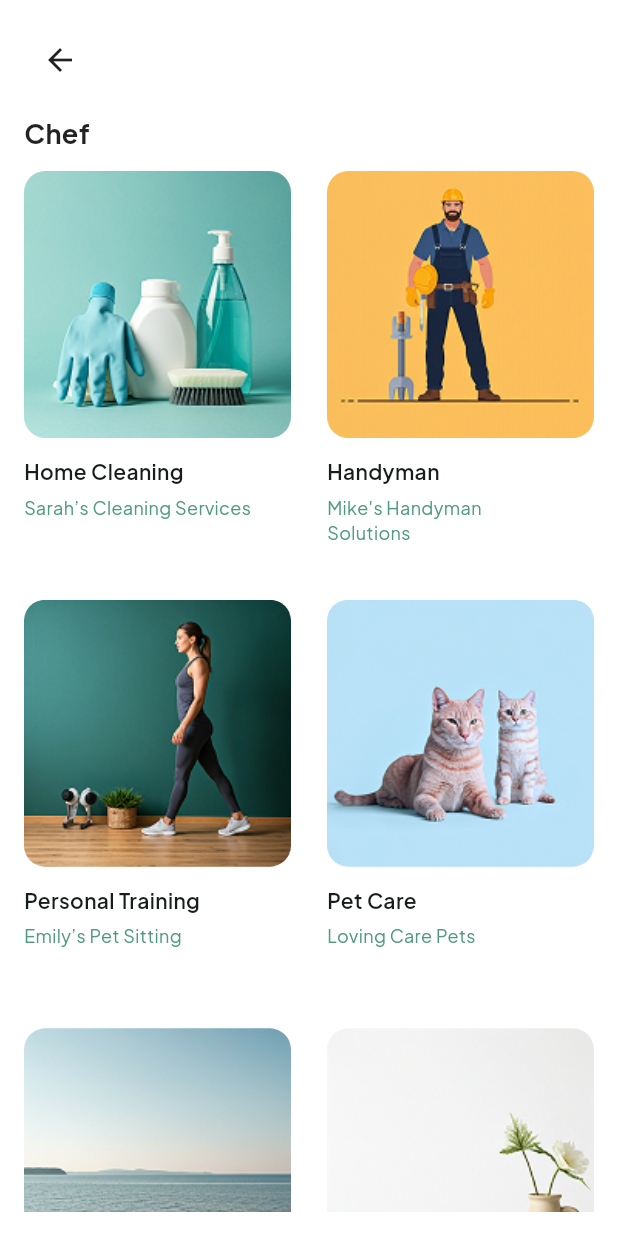
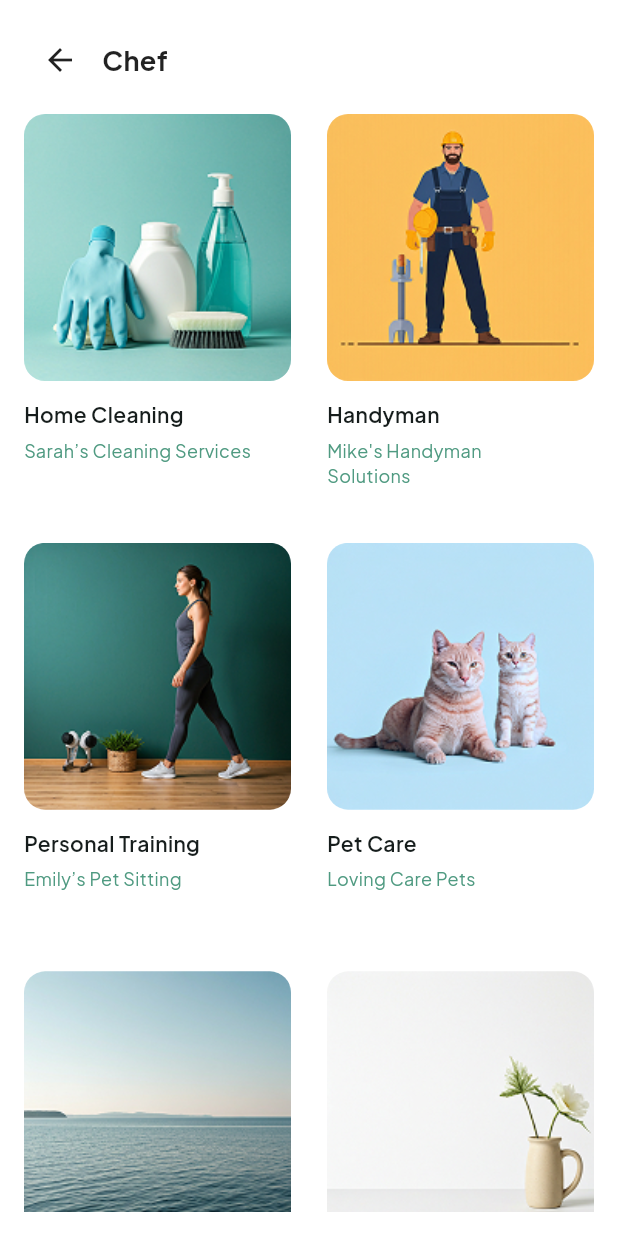
Before and after one commit to jame46120/Around-Demo, a Flutter app: the screen it shows after launch, after a tap on "Chef", on a phone screen of 412 x 824 dp. Run offline on Flutter 3.47's test engine with Material 3 defaults, Android fonts, the phone set to English and light mode, and no system bars.

Commit message:
fix unscrollable on the category screen

```diff
--- a/lib/screens/category.dart
+++ b/lib/screens/category.dart
@@ -22,7 +22,7 @@ class Category extends StatelessWidget {
           child: Column(
             crossAxisAlignment: CrossAxisAlignment.start,
             children: [
-              // Top bar with back arrow and title
+              // Back button row
               Row(
                 children: [
                   IconButton(
@@ -31,19 +31,6 @@ class Category extends StatelessWidget {
                     onPressed: () => Navigator.pop(context),
                   ),
                   const SizedBox(width: 4),
-                  // Text(
-                  //   categoryTitle,
-                  //   style: const TextStyle(
-                  //     fontSize: 18,
-                  //     fontWeight: FontWeight.bold,
-                  //     color: Colors.black87,
-                  //   ),
-                  // ),
-                ],
-              ),
-              const SizedBox(height: 12),
-
-              // Section Title
                   Text(
                     categoryTitle,
                     style: const TextStyle(
@@ -52,9 +39,11 @@ class Category extends StatelessWidget {
                       color: Colors.black87,
                     ),
                   ),
+                ],
+              ),
               const SizedBox(height: 12),
 
-              // Grid content
+              // Scrollable grid view
               Expanded(
                 child: ServiceGrid(
                   services: services,
@@ -62,7 +51,7 @@ class Category extends StatelessWidget {
                     Navigator.push(
                       context,
                       MaterialPageRoute(
-                        builder: (context) => StoreHomePage(), // or pass the data if needed
+                        builder: (context) => StoreHomePage(),
                       ),
                     );
                   },
--- a/lib/widgets/service_grid.dart
+++ b/lib/widgets/service_grid.dart
@@ -15,7 +15,7 @@ class ServiceGrid extends StatelessWidget {
     return GridView.builder(
       itemCount: services.length,
       shrinkWrap: true,
-      physics: const NeverScrollableScrollPhysics(),
+      physics: BouncingScrollPhysics(), // or ClampingScrollPhysics()
       padding: EdgeInsets.zero,
       gridDelegate: const SliverGridDelegateWithFixedCrossAxisCount(
         crossAxisCount: 2,
```
Lines whose indentation alone changed are shown as unchanged.
